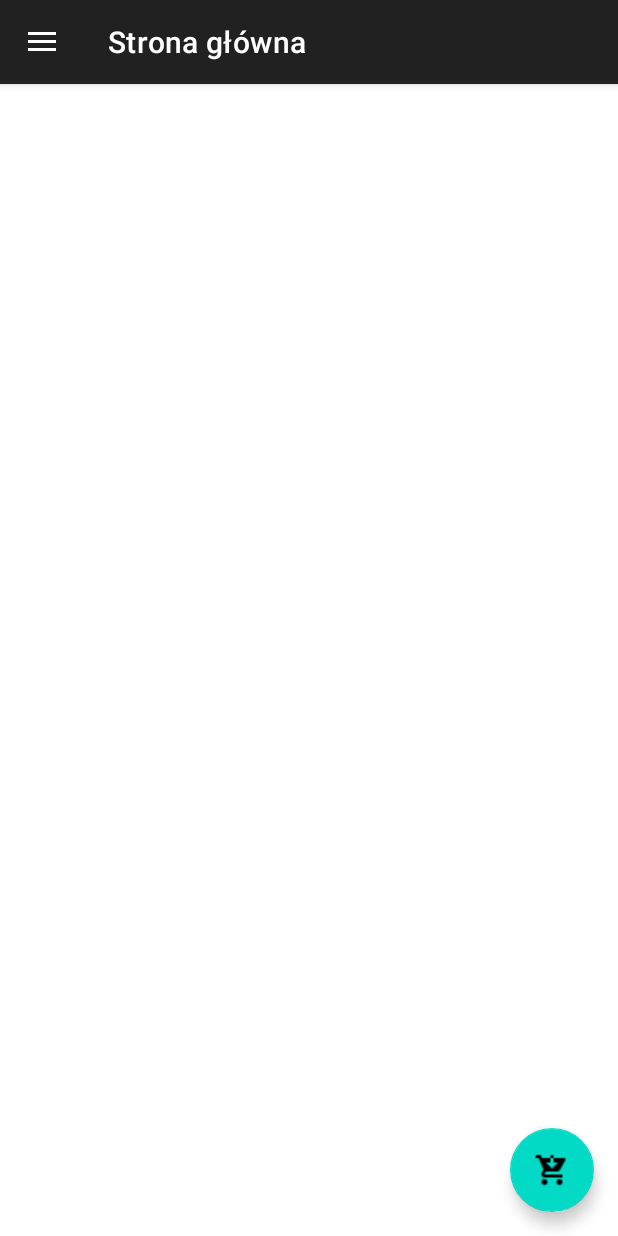
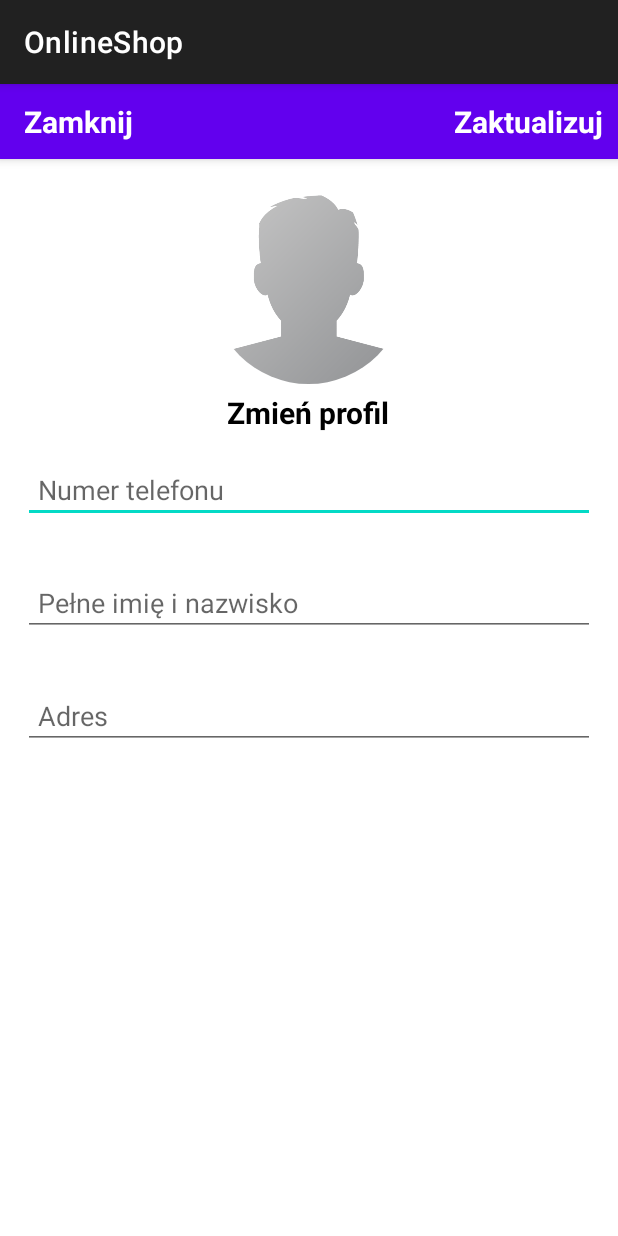
Before and after one commit to Missya122/OnlineShop2, an Android app: the HomeActivity screen opened directly, with no data from a screen before it, in the side drawer, after a tap on "Ustawienia", on a phone screen of 412 x 824 dp. Run offline under Robolectric (Android 15) with nearby library versions, the light colour scheme and no system bars; our stand-ins replace CircleImageView, Firebase (no records; nobody signed in at launch, a user with empty details on screens opened directly), Picasso, navigation-ui; libraries missing offline, so code that uses them is left out: io.paperdb; 2 statements that could not run were skipped.

Commit message:
Dodany ekran ustawień, dostępny w menu głównym.

```diff
--- a/app/src/main/AndroidManifest.xml
+++ b/app/src/main/AndroidManifest.xml
@@ -9,10 +9,11 @@
         android:roundIcon="@mipmap/ic_launcher_round"
         android:supportsRtl="true"
         android:theme="@style/Theme.OnlineShop">
+        <activity android:name=".SettingsActivity"></activity>
         <activity
             android:name=".HomeActivity"
             android:label="@string/title_activity_home"
-            android:theme="@style/Theme.OnlineShop.NoActionBar"></activity>
+            android:theme="@style/Theme.OnlineShop.NoActionBar" />
         <activity android:name=".AdminCategoryActivity" />
         <activity android:name=".AdminAddNewProductActivity" />
         <activity android:name=".RegisterActivity" />
--- a/app/src/main/java/com/example/onlineshop/HomeActivity.java
+++ b/app/src/main/java/com/example/onlineshop/HomeActivity.java
@@ -171,8 +171,8 @@ public class HomeActivity extends AppCompatActivity implements  NavigationView.O
         }
         else if (id == R.id.nav_settings)
         {
-           /* Intent intent = new Intent(HomeActivity.this, SettinsActivity.class);
-            startActivity(intent);*/
+            Intent intent = new Intent(HomeActivity.this, SettingsActivity.class);
+            startActivity(intent);
         }
         else if (id == R.id.nav_logout)
         {
--- a/app/src/main/java/com/example/onlineshop/MainActivity.java
+++ b/app/src/main/java/com/example/onlineshop/MainActivity.java
@@ -90,6 +90,7 @@ public class MainActivity extends AppCompatActivity {
                             loadingBar.dismiss();
 
                             Intent intent = new Intent(MainActivity.this, HomeActivity.class);
+                            Prevalent.currentOnlineUser = usersData;
                             startActivity(intent);
 
                         } else {
--- /dev/null
+++ b/app/src/main/java/com/example/onlineshop/SettingsActivity.java
@@ -0,0 +1,14 @@
+package com.example.onlineshop;
+
+import androidx.appcompat.app.AppCompatActivity;
+
+import android.os.Bundle;
+
+public class SettingsActivity extends AppCompatActivity {
+
+    @Override
+    protected void onCreate(Bundle savedInstanceState) {
+        super.onCreate(savedInstanceState);
+        setContentView(R.layout.activity_settings);
+    }
+}
--- /dev/null
+++ b/app/src/main/res/layout/activity_settings.xml
@@ -0,0 +1,108 @@
+<?xml version="1.0" encoding="utf-8"?>
+<RelativeLayout xmlns:android="http://schemas.android.com/apk/res/android"
+    xmlns:app="http://schemas.android.com/apk/res-auto"
+    xmlns:tools="http://schemas.android.com/tools"
+    android:layout_width="match_parent"
+    android:layout_height="match_parent"
+    tools:context=".SettingsActivity">
+
+    <com.google.android.material.appbar.AppBarLayout
+        android:id="@+id/app_bar_settings"
+        android:layout_width="match_parent"
+        android:layout_height="50dp"
+        android:background="@color/colorPrimaryDark">
+
+        <androidx.appcompat.widget.Toolbar
+            android:id="@+id/toolbar_settings"
+            android:layout_width="match_parent"
+            android:layout_height="wrap_content">
+
+            <RelativeLayout
+                android:layout_width="match_parent"
+                android:layout_height="match_parent"
+                >
+                <TextView
+                    android:id="@+id/close_settings_btn"
+                    android:layout_width="wrap_content"
+                    android:layout_height="wrap_content"
+                    android:text="Zamknij"
+                    android:textColor="@color/white"
+                    android:textSize="20sp"
+                    android:textStyle="bold"
+                    android:layout_alignParentStart="true"
+                    />
+
+                <TextView
+                    android:id="@+id/update_account_settings"
+                    android:layout_width="wrap_content"
+                    android:layout_height="wrap_content"
+                    android:text="Zaktualizuj"
+                    android:textColor="@color/white"
+                    android:textSize="20sp"
+                    android:textStyle="bold"
+                    android:layout_marginRight="10dp"
+                    android:layout_alignParentEnd="true"
+                    />
+
+            </RelativeLayout>
+
+        </androidx.appcompat.widget.Toolbar>
+
+
+    </com.google.android.material.appbar.AppBarLayout>
+
+    <de.hdodenhof.circleimageview.CircleImageView
+        android:id="@+id/settings_profile_image"
+        android:layout_width="130dp"
+        android:layout_height="130dp"
+        android:src="@drawable/profile"
+        android:layout_below="@+id/app_bar_settings"
+        android:layout_marginTop="20dp"
+        android:layout_centerHorizontal="true"
+        />
+
+    <TextView
+        android:id="@+id/profile_image_change_btn"
+        android:layout_width="wrap_content"
+        android:layout_height="wrap_content"
+        android:text="Zmień profil"
+        android:textColor="@color/black"
+        android:textSize="20sp"
+        android:textStyle="bold"
+        android:layout_marginRight="10dp"
+        android:layout_centerHorizontal="true"
+        android:layout_below="@+id/settings_profile_image"
+        android:layout_marginTop="5dp"
+        />
+
+    <EditText
+        android:id="@+id/settings_phone_number"
+        android:layout_width="match_parent"
+        android:layout_height="wrap_content"
+        android:layout_below="@+id/profile_image_change_btn"
+        android:hint="Numer telefonu"
+        android:layout_margin="15dp"
+        android:padding="10dp"/>
+
+    <EditText
+        android:id="@+id/settings_full_name"
+        android:layout_width="match_parent"
+        android:layout_height="wrap_content"
+        android:layout_below="@+id/settings_phone_number"
+        android:hint="Pełne imię i nazwisko"
+        android:layout_margin="15dp"
+        android:padding="10dp"/>
+
+    <EditText
+        android:id="@+id/settings_address"
+        android:layout_width="match_parent"
+        android:layout_height="wrap_content"
+        android:layout_below="@+id/settings_full_name"
+        android:hint="Adres"
+        android:layout_margin="15dp"
+        android:padding="10dp"/>
+
+
+
+
+</RelativeLayout>
```
